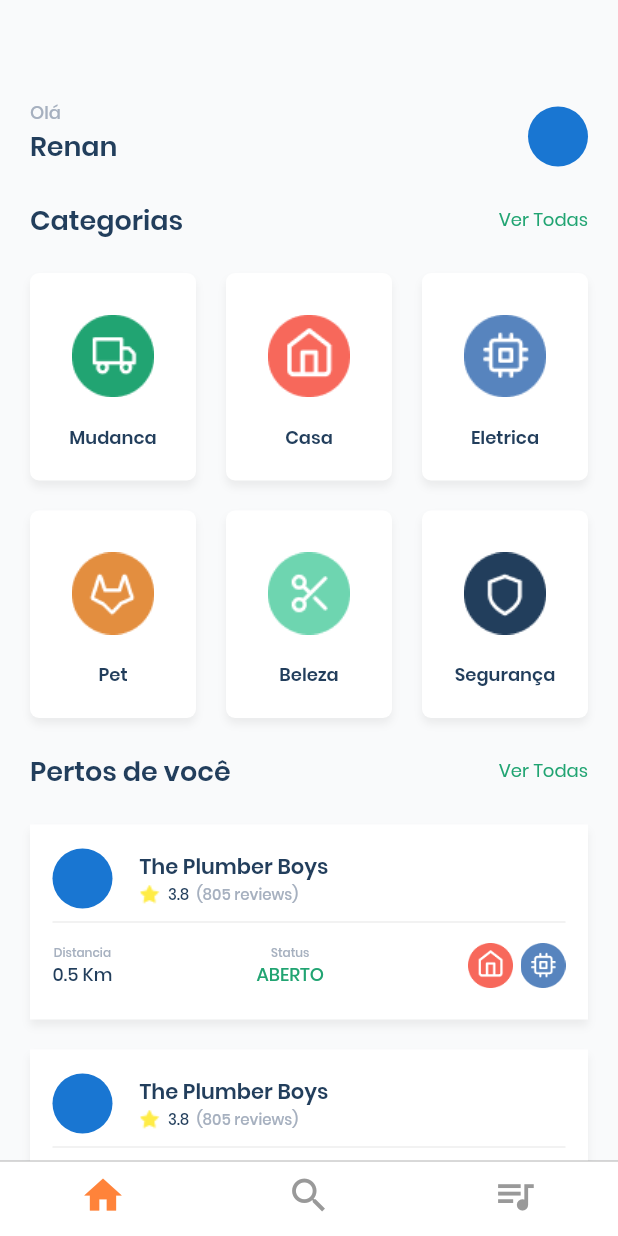
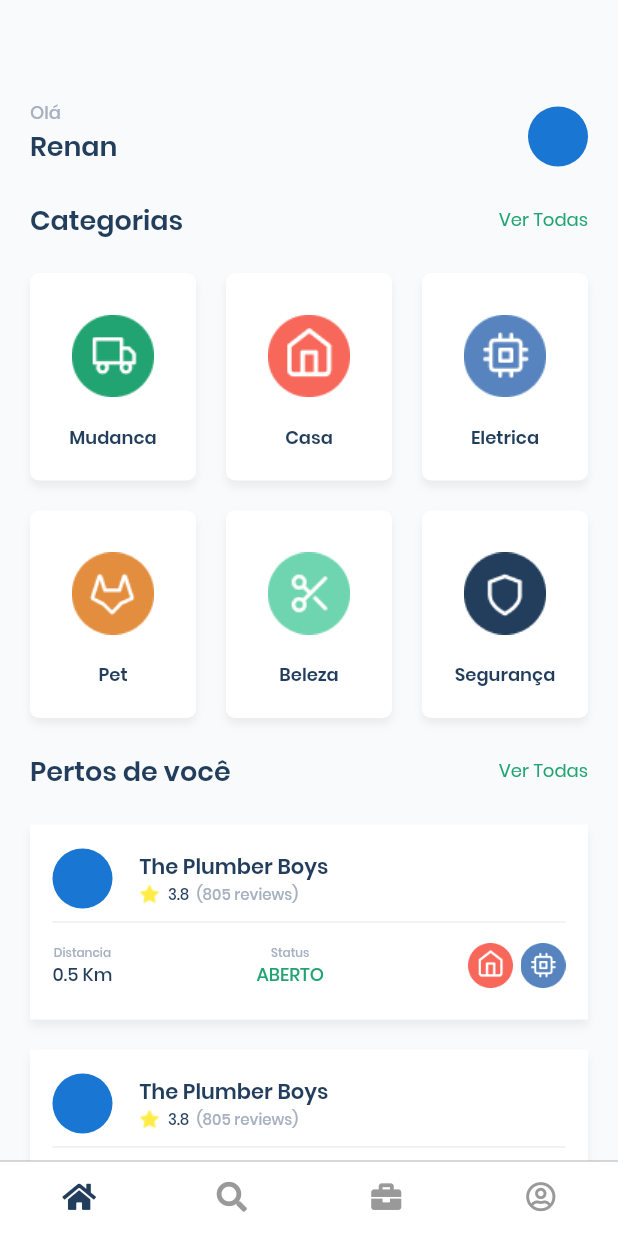
Before and after one commit to renanmascg/app-gera-renda, a Flutter app: the screen it shows after launch, on a phone screen of 412 x 824 dp. Run offline on Flutter 3.47's test engine with Material 2 defaults, Android fonts, the phone set to English and light mode, and no system bars; our stand-ins replace font_awesome_flutter.

Commit message:
Adiciona nova biblioteca de icones e troca para icones mais bonitos no menu inicial.

```diff
--- a/lib/features/app_routes/app_routes.dart
+++ b/lib/features/app_routes/app_routes.dart
@@ -1,5 +1,6 @@
 import 'package:flutter/cupertino.dart';
 import 'package:flutter/material.dart';
+import 'package:font_awesome_flutter/font_awesome_flutter.dart';
 
 import '../../core/shared/styles/colors.dart';
 import '../categories/presentation/screens/01_categories_main_page/categories_main_page.dart';
@@ -28,15 +29,12 @@ class AppRoutes extends StatelessWidget {
     return CupertinoTabScaffold(
       tabBar: CupertinoTabBar(
         backgroundColor: Colors.white,
-        activeColor: kMainOrangeColor,
+        activeColor: kMainTextBoldColor,
         items: [
-          BottomNavigationBarItem(
-            icon: Icon(Icons.home),
-          ),
-          BottomNavigationBarItem(icon: Icon(Icons.search)),
-          BottomNavigationBarItem(
-            icon: Icon(Icons.queue_music),
-          ),
+          BottomNavigationBarItem(icon: Icon(FontAwesomeIcons.home, size: 20 )),
+          BottomNavigationBarItem(icon: Icon(FontAwesomeIcons.search, size: 20)),
+          BottomNavigationBarItem(icon: Icon(FontAwesomeIcons.briefcase, size: 20)),
+          BottomNavigationBarItem(icon: Icon(FontAwesomeIcons.userCircle, size: 20)),
         ],
       ),
       tabBuilder: (ctx, index) {
--- a/pubspec.yaml
+++ b/pubspec.yaml
@@ -13,6 +13,7 @@ dependencies:
     sdk: flutter
 
   cupertino_icons: ^0.1.3
+  font_awesome_flutter: ^8.8.1
 
 dev_dependencies:
   flutter_test:
```
Also changed, not shown: pubspec.lock.
